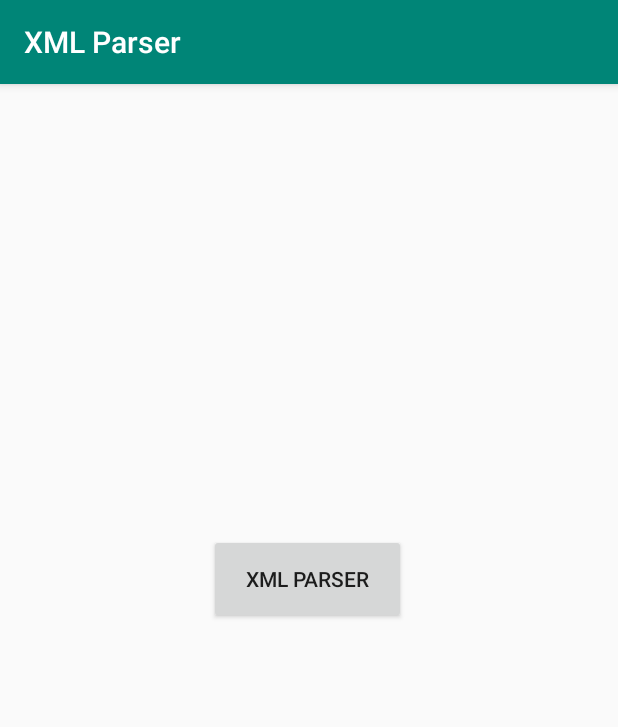
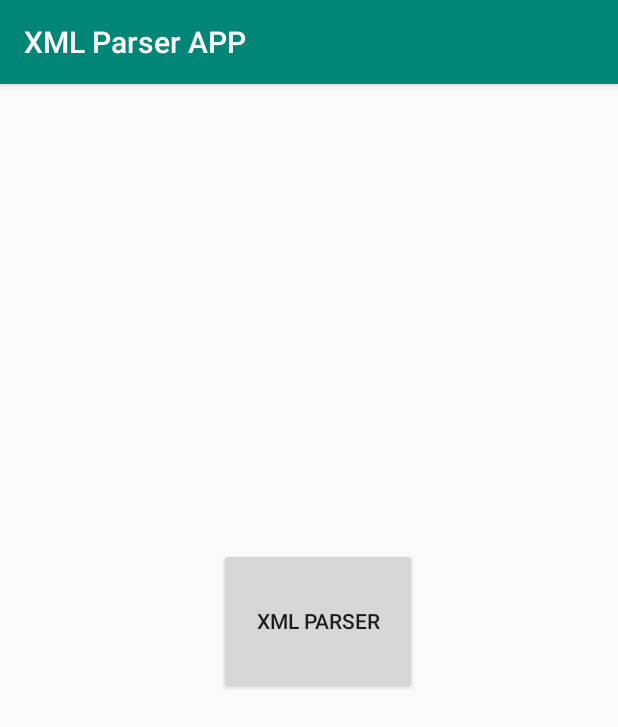
Before and after one commit to Fall2019SOFE4640/Week6-XMLParser, an Android app: the screen it shows after launch (MainActivity), on a phone screen of 412 x 824 dp. Shown: the top 727 px of the screen. Run offline under Robolectric (Android 15) with nearby library versions, the phone set to English and light mode, and no system bars.

Commit message:
first commit

```diff
--- a/app/src/main/res/layout/activity_main.xml
+++ b/app/src/main/res/layout/activity_main.xml
@@ -1,25 +1,23 @@
 <?xml version="1.0" encoding="utf-8"?>
-<android.support.constraint.ConstraintLayout xmlns:android="http://schemas.android.com/apk/res/android"
-    xmlns:app="http://schemas.android.com/apk/res-auto"
-    xmlns:tools="http://schemas.android.com/tools"
+<RelativeLayout
+
     android:layout_width="match_parent"
     android:layout_height="match_parent"
-    tools:context=".MainActivity">
+    xmlns:android="http://schemas.android.com/apk/res/android">
 
     <Button
         android:id="@+id/button"
         android:layout_width="131dp"
         android:layout_height="60dp"
-        android:layout_marginStart="8dp"
-        android:layout_marginTop="8dp"
-        android:layout_marginEnd="8dp"
-        android:layout_marginBottom="8dp"
+        android:layout_alignParentStart="true"
+        android:layout_alignParentTop="true"
+        android:layout_alignParentEnd="true"
+        android:layout_alignParentBottom="true"
+        android:layout_marginStart="146dp"
+        android:layout_marginTop="309dp"
+        android:layout_marginEnd="134dp"
+        android:layout_marginBottom="361dp"
         android:onClick="runParser"
-        android:text="XML Parser"
-        app:layout_constraintBottom_toBottomOf="parent"
-        app:layout_constraintEnd_toEndOf="parent"
-        app:layout_constraintHorizontal_bias="0.496"
-        app:layout_constraintStart_toStartOf="parent"
-        app:layout_constraintTop_toTopOf="parent"
-        app:layout_constraintVertical_bias="0.422" />
-</android.support.constraint.ConstraintLayout>
+        android:text="XML Parser" />
+
+</RelativeLayout>
--- a/app/src/main/res/values/strings.xml
+++ b/app/src/main/res/values/strings.xml
@@ -1,3 +1,3 @@
 <resources>
-    <string name="app_name">XML Parser</string>
+    <string name="app_name">XML Parser APP</string>
 </resources>
```
